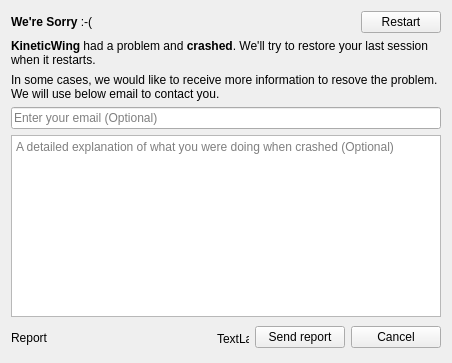
First picture: the form in CrashReporter/CrashReporterWidget.ui, repository speedovation/CrashReporter-Qt-Breakpad, before the edit.
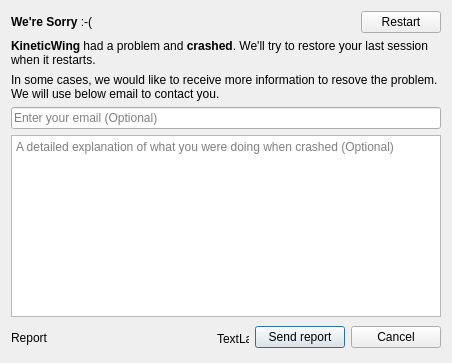
Second picture: the form after the edit.

```diff
--- a/CrashReporter/CrashReporterWidget.ui
+++ b/CrashReporter/CrashReporterWidget.ui
@@ -109,6 +109,9 @@
         <property name="text">
          <string>Send report</string>
         </property>
+        <property name="default">
+         <bool>true</bool>
+        </property>
         <property name="flat">
          <bool>false</bool>
         </property>
```
